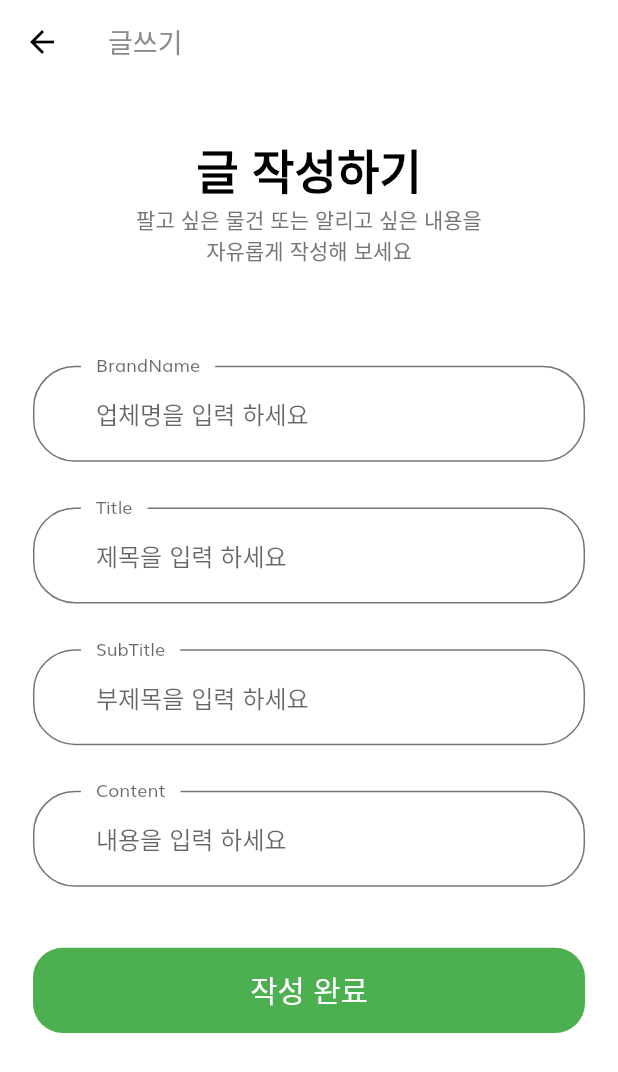
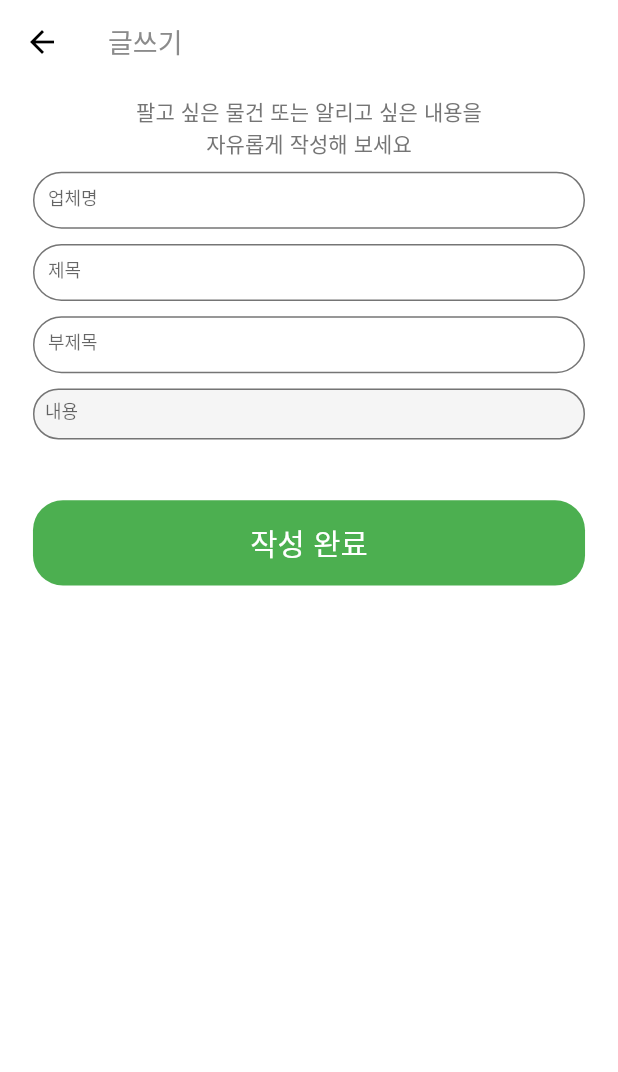
Before and after one commit to ullee/connect-people-front, a Flutter app: the WriteBoardScreen screen opened by its route, on a phone screen of 412 x 824 dp. Shown: the top 1072 px of the screen. Run offline on Flutter 3.47's test engine with Material 2 defaults, Android fonts, the phone set to English and light mode, and no system bars; our stand-ins replace flutter_svg; generated files the repository leaves out were written again.

Commit message:
[master] 글쓰기 페이지 작업중

```diff
--- a/lib/screens/write_board/components/body.dart
+++ b/lib/screens/write_board/components/body.dart
@@ -16,15 +16,15 @@ class Body extends StatelessWidget {
           child: SingleChildScrollView(
             child: Column(
               children: [
-                SizedBox(height: SizeConfig.screenHeight * 0.04), // 4%
-                Text("글 작성하기", style: headingStyle),
+                SizedBox(height: SizeConfig.screenHeight * 0.01), // 4%
+                // Text("글 작성하기", style: headingStyle),
                 Text(
                   "팔고 싶은 물건 또는 알리고 싶은 내용을\n자유롭게 작성해 보세요",
                   textAlign: TextAlign.center,
                 ),
-                SizedBox(height: SizeConfig.screenHeight * 0.08),
+                SizedBox(height: SizeConfig.screenHeight * 0.01),
                 WriteBoardForm(),
-                SizedBox(height: SizeConfig.screenHeight * 0.08),
+                SizedBox(height: SizeConfig.screenHeight * 0.01),
               ],
             ),
           ),
--- a/lib/screens/write_board/components/write_board_form.dart
+++ b/lib/screens/write_board/components/write_board_form.dart
@@ -43,8 +43,6 @@ Future<Result> fetchAll(String brandName, int memberID, String title, String sub
 
   var jsonData = jsonDecode(response.body)['result'];
   var result = Result.fromJson(jsonData);
-  // var jsons = jsonEncode(result.toJson());
-  // print(jsons);
 
   return result;
 }
@@ -82,13 +80,14 @@ class _WriteBoardForm extends State<WriteBoardForm> {
     return Form(
       key: _formKey,
       child: Column(
-        children: [
+        crossAxisAlignment: CrossAxisAlignment.start,
+        children: <Widget>[
           buildBrandNameFormField(),
-          SizedBox(height: getProportionateScreenHeight(30)),
+          SizedBox(height: getProportionateScreenHeight(10)),
           buildTitleFormField(),
-          SizedBox(height: getProportionateScreenHeight(30)),
+          SizedBox(height: getProportionateScreenHeight(10)),
           buildSubTitleFormField(),
-          SizedBox(height: getProportionateScreenHeight(30)),
+          SizedBox(height: getProportionateScreenHeight(10)),
           buildContentFormField(),
           FormError(errors: errors),
           SizedBox(height: getProportionateScreenHeight(40)),
@@ -97,19 +96,11 @@ class _WriteBoardForm extends State<WriteBoardForm> {
             press: () {
               if (_formKey.currentState.validate()) {
                 _formKey.currentState.save();
+                // API Response Parsing
                 FutureBuilder<Result>(
                   future: fetchAll(brandName, 1, title, subTitle, content),
                   builder: (context, snapshot) {
                     if (!snapshot.hasData) {
-                      showDialog(context: context, builder: (context) {
-                        return AlertDialog(
-                          title: new Text("Info"),
-                          content: new Text("now loading..."),
-                          actions: <Widget>[new FlatButton(
-                              onPressed: null, child: new Text("Close"))
-                          ],
-                        );
-                      });
                       return CircularProgressIndicator();
                     } else if (snapshot.hasError) {
                       showDialog(context: context, builder: (context) {
@@ -123,10 +114,11 @@ class _WriteBoardForm extends State<WriteBoardForm> {
                       });
                       return null;
                     } else {
+                      // 글 작성 성공
                       if (snapshot.data.code == 1) {
                         showDialog(context: context, builder: (context) {
                           return AlertDialog(
-                            title: new Text("Error"),
+                            title: new Text("Success!"),
                             content: new Text(snapshot.data.message),
                             actions: <Widget>[
                               new FlatButton(
@@ -139,11 +131,12 @@ class _WriteBoardForm extends State<WriteBoardForm> {
                     }
                   },
                 );
+                // TODO Future 로직 안타서 강제 Alert 차후 개선 필요
                 showDialog(context: context, builder: (context) {
                   return AlertDialog(
-                    title: new Text("Success!!"),
+                    title: new Text("Success!"),
                     content: new Text("작성 완료"),
-                    actions: <Widget>[new FlatButton(onPressed: () {Navigator.pushNamed(context, HomeScreen.routeName);}, child: new Text("Close"))],
+                    actions: <Widget>[new FlatButton(onPressed: () {Navigator.pushNamed(context, HomeScreen.routeName);}, child: new Text("OK"))],
                   );
                 });
               }
@@ -172,9 +165,15 @@ class _WriteBoardForm extends State<WriteBoardForm> {
         return null;
       },
       decoration: InputDecoration(
-        labelText: "BrandName",
+        border: InputBorder.none,
+        labelText: "업체명",
         hintText: "업체명을 입력 하세요",
-        floatingLabelBehavior: FloatingLabelBehavior.always,
+        floatingLabelBehavior: FloatingLabelBehavior.never,
+        isDense: true,
+        contentPadding: EdgeInsets.all(10),
+      ),
+      style: TextStyle(
+          fontSize: 12
       ),
     );
   }
@@ -182,6 +181,7 @@ class _WriteBoardForm extends State<WriteBoardForm> {
   TextFormField buildContentFormField() {
     return TextFormField(
       keyboardType: TextInputType.multiline,
+      maxLines: null,
       onSaved: (newValue) => content = newValue,
       onChanged: (value) {
         if (value.isNotEmpty) {
@@ -197,9 +197,17 @@ class _WriteBoardForm extends State<WriteBoardForm> {
         return null;
       },
       decoration: InputDecoration(
-        labelText: "Content",
+        border: InputBorder.none,
+        filled: true,
+        labelText: "내용",
         hintText: "내용을 입력 하세요",
-        floatingLabelBehavior: FloatingLabelBehavior.always,
+        floatingLabelBehavior: FloatingLabelBehavior.never,
+        isDense: true,
+        // contentPadding: new EdgeInsets.symmetric(vertical: 145.0, horizontal: 10.0),
+        contentPadding: const EdgeInsets.all(8.0),
+      ),
+      style: TextStyle(
+          fontSize: 12
       ),
     );
   }
@@ -224,9 +232,15 @@ class _WriteBoardForm extends State<WriteBoardForm> {
         return null;
       },
       decoration: InputDecoration(
-        labelText: "SubTitle",
+        border: InputBorder.none,
+        labelText: "부제목",
         hintText: "부제목을 입력 하세요",
-        floatingLabelBehavior: FloatingLabelBehavior.always,
+        floatingLabelBehavior: FloatingLabelBehavior.never,
+        isDense: true,
+        contentPadding: EdgeInsets.all(10),
+      ),
+      style: TextStyle(
+          fontSize: 12
       ),
     );
   }
@@ -251,9 +265,15 @@ class _WriteBoardForm extends State<WriteBoardForm> {
         return null;
       },
       decoration: InputDecoration(
-        labelText: "Title",
+        border: InputBorder.none,
+        labelText: "제목",
         hintText: "제목을 입력 하세요",
-        floatingLabelBehavior: FloatingLabelBehavior.always,
+        floatingLabelBehavior: FloatingLabelBehavior.never,
+        isDense: true,
+        contentPadding: EdgeInsets.all(10),
+      ),
+      style: TextStyle(
+          fontSize: 12
       ),
     );
   }
--- a/pubspec.yaml
+++ b/pubspec.yaml
@@ -40,6 +40,12 @@ dependencies:
   provider: ^4.3.1 # for State management
   http: ^0.12.0+2
   json_annotation: ^2.0.0
+  permission_handler: ^5.0.0+hotfix.3
+  uuid: ^2.0.4
+  image_picker: ^0.6.4
+  photo_view: ^0.9.1
+  shared_preferences: ^0.5.6+3
+  path: ^1.6.4
 
 dev_dependencies:
   flutter_test:
```
Also changed, not shown: pubspec.lock, 6 other files.
